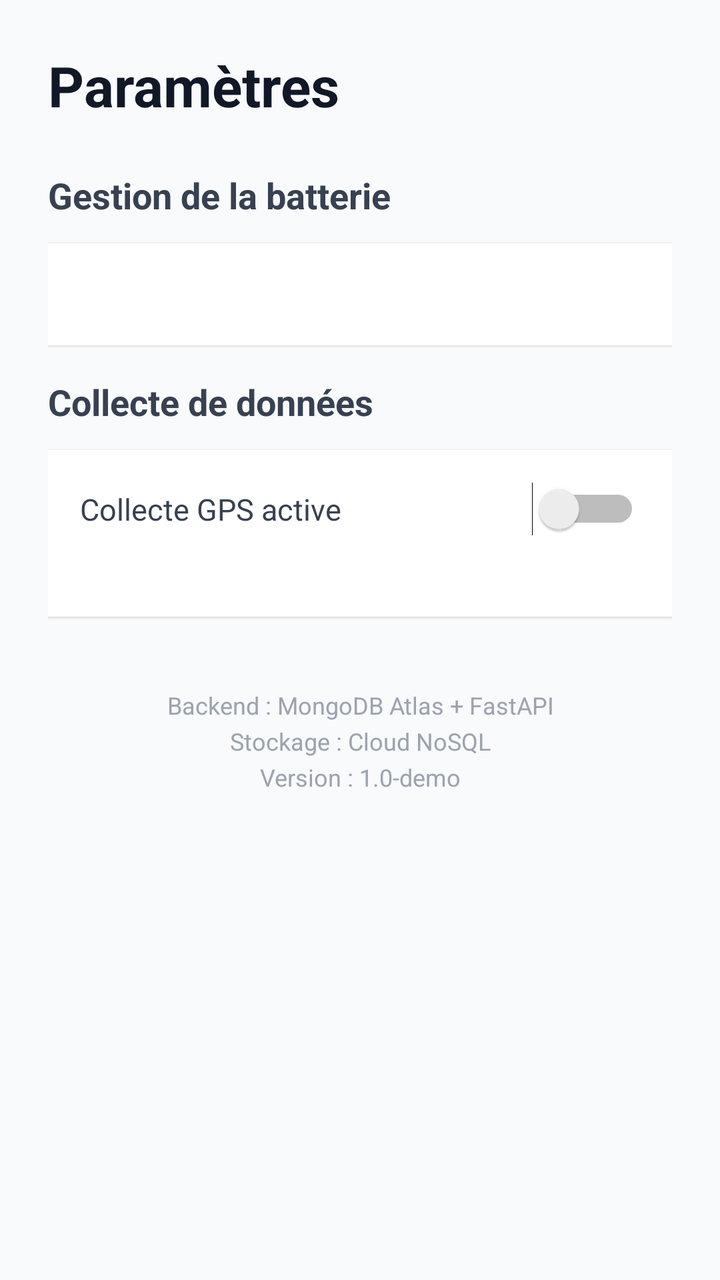
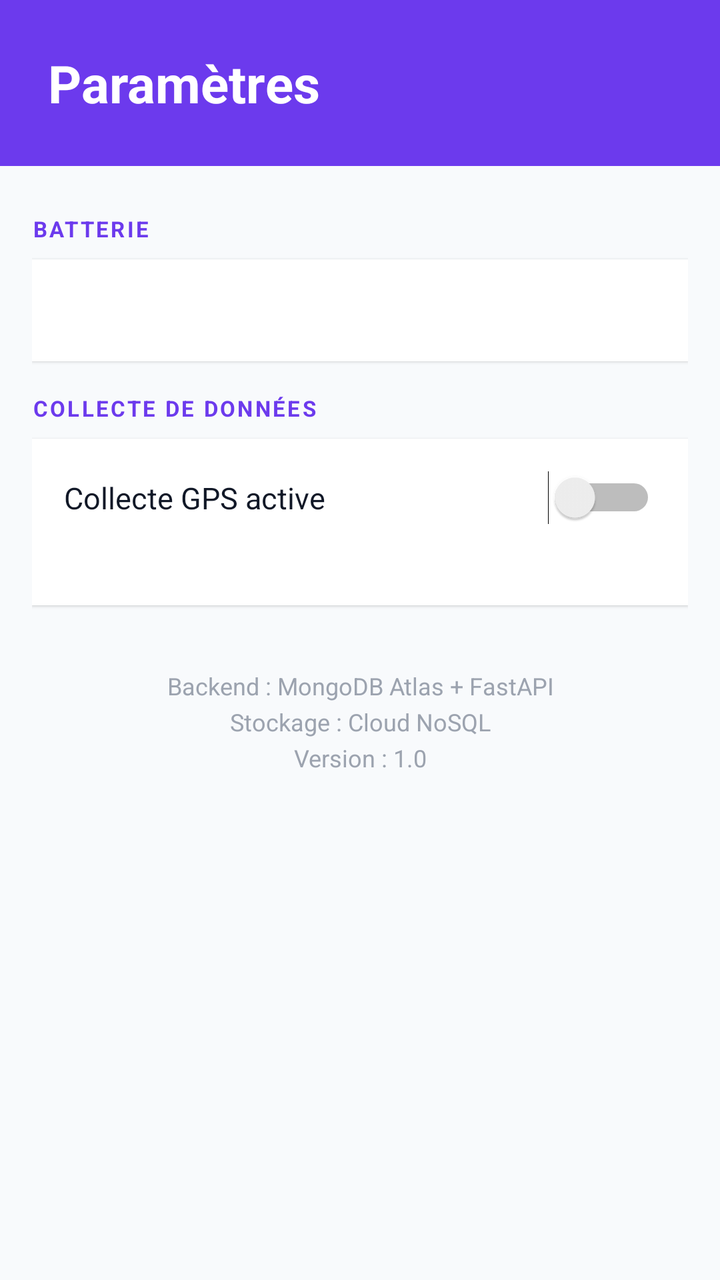

Two renders of the same Android screen: before a commit and after it. Below are the layout's source before the change and the commit's diff.
<!-- AndroidManifest.xml: application theme Theme.SmartTrip -->
<!-- res/layout/activity_settings.xml -->
<LinearLayout xmlns:android="http://schemas.android.com/apk/res/android" android:layout_width="match_parent" android:layout_height="match_parent" android:orientation="vertical" android:padding="24dp" android:background="#F8FAFC">
    <TextView android:layout_width="wrap_content" android:layout_height="wrap_content" android:text="Paramètres" android:textSize="28sp" android:textStyle="bold" android:textColor="#111827" android:layout_marginBottom="24dp"/>
    
    <TextView android:layout_width="wrap_content" android:layout_height="wrap_content" android:text="Gestion de la batterie" android:textSize="18sp" android:textStyle="bold" android:textColor="#374151" android:layout_marginBottom="12dp"/>
    <LinearLayout android:layout_width="match_parent" android:layout_height="wrap_content" android:background="#FFFFFF" android:orientation="vertical" android:padding="16dp" android:elevation="1dp" android:layout_marginBottom="16dp">
        <TextView android:id="@+id/tvBatteryInfo" android:layout_width="wrap_content" android:layout_height="wrap_content" android:textSize="14sp" android:textColor="#374151" android:lineSpacingExtra="6dp"/>
    </LinearLayout>
    
    <TextView android:layout_width="wrap_content" android:layout_height="wrap_content" android:text="Collecte de données" android:textSize="18sp" android:textStyle="bold" android:textColor="#374151" android:layout_marginBottom="12dp"/>
    <LinearLayout android:layout_width="match_parent" android:layout_height="wrap_content" android:background="#FFFFFF" android:orientation="vertical" android:padding="16dp" android:elevation="1dp" android:layout_marginBottom="12dp">
        <LinearLayout android:layout_width="match_parent" android:layout_height="wrap_content" android:orientation="horizontal" android:gravity="center_vertical">
            <TextView android:layout_width="0dp" android:layout_height="wrap_content" android:layout_weight="1" android:text="Collecte GPS active" android:textSize="15sp" android:textColor="#374151"/>
            <Switch android:id="@+id/switchGps" android:layout_width="wrap_content" android:layout_height="wrap_content"/>
        </LinearLayout>
        <TextView android:id="@+id/tvThreshold" android:layout_width="wrap_content" android:layout_height="wrap_content" android:textSize="12sp" android:textColor="#9CA3AF" android:layout_marginTop="8dp"/>
    </LinearLayout>
    
    <TextView android:layout_width="match_parent" android:layout_height="wrap_content" android:text="Backend : MongoDB Atlas + FastAPI\nStockage : Cloud NoSQL\nVersion : 1.0-demo" android:textSize="12sp" android:textColor="#9CA3AF" android:lineSpacingExtra="4dp" android:layout_marginTop="24dp" android:gravity="center"/>
</LinearLayout>
<!-- resources referenced by this layout -->
<resources>
  <style name="Theme.SmartTrip" parent="Base.Theme.SmartTrip" />
  <style name="Base.Theme.SmartTrip" parent="Theme.Material3.DayNight.NoActionBar">
          
          
      </style>
</resources>

<!-- the commit's change to res/layout/activity_settings.xml (unified diff, before → after) -->
@@ -1,19 +1,128 @@
-<LinearLayout xmlns:android="http://schemas.android.com/apk/res/android" android:layout_width="match_parent" android:layout_height="match_parent" android:orientation="vertical" android:padding="24dp" android:background="#F8FAFC">
-    <TextView android:layout_width="wrap_content" android:layout_height="wrap_content" android:text="Paramètres" android:textSize="28sp" android:textStyle="bold" android:textColor="#111827" android:layout_marginBottom="24dp"/>
+<?xml version="1.0" encoding="utf-8"?>
+<LinearLayout xmlns:android="http://schemas.android.com/apk/res/android"
+    android:layout_width="match_parent"
+    android:layout_height="match_parent"
+    android:orientation="vertical"
+    android:background="@color/background">
+
     
-    <TextView android:layout_width="wrap_content" android:layout_height="wrap_content" android:text="Gestion de la batterie" android:textSize="18sp" android:textStyle="bold" android:textColor="#374151" android:layout_marginBottom="12dp"/>
-    <LinearLayout android:layout_width="match_parent" android:layout_height="wrap_content" android:background="#FFFFFF" android:orientation="vertical" android:padding="16dp" android:elevation="1dp" android:layout_marginBottom="16dp">
-        <TextView android:id="@+id/tvBatteryInfo" android:layout_width="wrap_content" android:layout_height="wrap_content" android:textSize="14sp" android:textColor="#374151" android:lineSpacingExtra="6dp"/>
+    <LinearLayout
+        android:layout_width="match_parent"
+        android:layout_height="wrap_content"
+        android:background="@color/primary"
+        android:padding="24dp"
+        android:paddingTop="40dp">
+
+        <TextView
+            android:layout_width="wrap_content"
+            android:layout_height="wrap_content"
+            android:text="Paramètres"
+            android:textSize="26sp"
+            android:textStyle="bold"
+            android:textColor="@color/white" />
     </LinearLayout>
-    
-    <TextView android:layout_width="wrap_content" android:layout_height="wrap_content" android:text="Collecte de données" android:textSize="18sp" android:textStyle="bold" android:textColor="#374151" android:layout_marginBottom="12dp"/>
-    <LinearLayout android:layout_width="match_parent" android:layout_height="wrap_content" android:background="#FFFFFF" android:orientation="vertical" android:padding="16dp" android:elevation="1dp" android:layout_marginBottom="12dp">
-        <LinearLayout android:layout_width="match_parent" android:layout_height="wrap_content" android:orientation="horizontal" android:gravity="center_vertical">
-            <TextView android:layout_width="0dp" android:layout_height="wrap_content" android:layout_weight="1" android:text="Collecte GPS active" android:textSize="15sp" android:textColor="#374151"/>
-            <Switch android:id="@+id/switchGps" android:layout_width="wrap_content" android:layout_height="wrap_content"/>
+
+    <ScrollView
+        android:layout_width="match_parent"
+        android:layout_height="match_parent">
+
+        <LinearLayout
+            android:layout_width="match_parent"
+            android:layout_height="wrap_content"
+            android:orientation="vertical"
+            android:padding="16dp">
+
+            
+            <TextView
+                android:layout_width="wrap_content"
+                android:layout_height="wrap_content"
+                android:text="BATTERIE"
+                android:textSize="11sp"
+                android:textStyle="bold"
+                android:textColor="@color/primary"
+                android:letterSpacing="0.1"
+                android:layout_marginBottom="8dp"
+                android:layout_marginTop="8dp" />
+
+            <LinearLayout
+                android:layout_width="match_parent"
+                android:layout_height="wrap_content"
+                android:background="@color/surface"
+                android:orientation="vertical"
+                android:padding="16dp"
+                android:elevation="1dp"
+                android:layout_marginBottom="16dp">
+
+                <TextView
+                    android:id="@+id/tvBatteryInfo"
+                    android:layout_width="wrap_content"
+                    android:layout_height="wrap_content"
+                    android:textSize="14sp"
+                    android:textColor="@color/text_secondary"
+                    android:lineSpacingExtra="6dp" />
+            </LinearLayout>
+
+            
+            <TextView
+                android:layout_width="wrap_content"
+                android:layout_height="wrap_content"
+                android:text="COLLECTE DE DONNÉES"
+                android:textSize="11sp"
+                android:textStyle="bold"
+                android:textColor="@color/primary"
+                android:letterSpacing="0.1"
+                android:layout_marginBottom="8dp" />
+
+            <LinearLayout
+                android:layout_width="match_parent"
+                android:layout_height="wrap_content"
+                android:background="@color/surface"
+                android:orientation="vertical"
+                android:padding="16dp"
+                android:elevation="1dp"
+                android:layout_marginBottom="16dp">
+
+                <LinearLayout
+                    android:layout_width="match_parent"
+                    android:layout_height="wrap_content"
+                    android:orientation="horizontal"
+                    android:gravity="center_vertical">
+
+                    <TextView
+                        android:layout_width="0dp"
+                        android:layout_height="wrap_content"
+                        android:layout_weight="1"
+                        android:text="Collecte GPS active"
+                        android:textSize="15sp"
+                        android:textColor="@color/text_primary" />
+
+                    <Switch
+                        android:id="@+id/switchGps"
+                        android:layout_width="wrap_content"
+                        android:layout_height="wrap_content" />
+                </LinearLayout>
+
+                <TextView
+                    android:id="@+id/tvThreshold"
+                    android:layout_width="wrap_content"
+                    android:layout_height="wrap_content"
+                    android:textSize="12sp"
+                    android:textColor="@color/text_hint"
+                    android:layout_marginTop="8dp" />
+            </LinearLayout>
+
+            
+            <TextView
+                android:layout_width="match_parent"
+                android:layout_height="wrap_content"
+                android:text="Backend : MongoDB Atlas + FastAPI\nStockage : Cloud NoSQL\nVersion : 1.0"
+                android:textSize="12sp"
+                android:textColor="@color/text_hint"
+                android:lineSpacingExtra="4dp"
+                android:gravity="center"
+                android:layout_marginTop="16dp" />
+
         </LinearLayout>
-        <TextView android:id="@+id/tvThreshold" android:layout_width="wrap_content" android:layout_height="wrap_content" android:textSize="12sp" android:textColor="#9CA3AF" android:layout_marginTop="8dp"/>
-    </LinearLayout>
-    
-    <TextView android:layout_width="match_parent" android:layout_height="wrap_content" android:text="Backend : MongoDB Atlas + FastAPI\nStockage : Cloud NoSQL\nVersion : 1.0-demo" android:textSize="12sp" android:textColor="#9CA3AF" android:lineSpacingExtra="4dp" android:layout_marginTop="24dp" android:gravity="center"/>
+    </ScrollView>
+
 </LinearLayout>
<!-- resource entries referenced after the edit -->
@@ -1,9 +1,19 @@
 <!-- resources referenced by this layout -->
 <resources>
-  <style name="Theme.SmartTrip" parent="Base.Theme.SmartTrip" />
-  <style name="Base.Theme.SmartTrip" parent="Theme.Material3.DayNight.NoActionBar">
-          
-          
+  <color name="background">#F8FAFC</color>
+  <color name="primary">#6C3AED</color>
+  <color name="surface">#FFFFFF</color>
+  <color name="text_hint">#9CA3AF</color>
+  <color name="text_primary">#111827</color>
+  <color name="text_secondary">#374151</color>
+  <color name="white">#FFFFFF</color>
+  <style name="Theme.SmartTrip" parent="Theme.AppCompat.Light.NoActionBar">
+          <item name="colorPrimary">@color/primary</item>
+          <item name="colorPrimaryDark">@color/primary_dark</item>
+          <item name="colorAccent">@color/primary</item>
+          <item name="android:windowBackground">@color/background</item>
+          <item name="android:statusBarColor">@color/primary_dark</item>
       </style>
+  <color name="primary_dark">#5B21B6</color>
 </resources>
 
